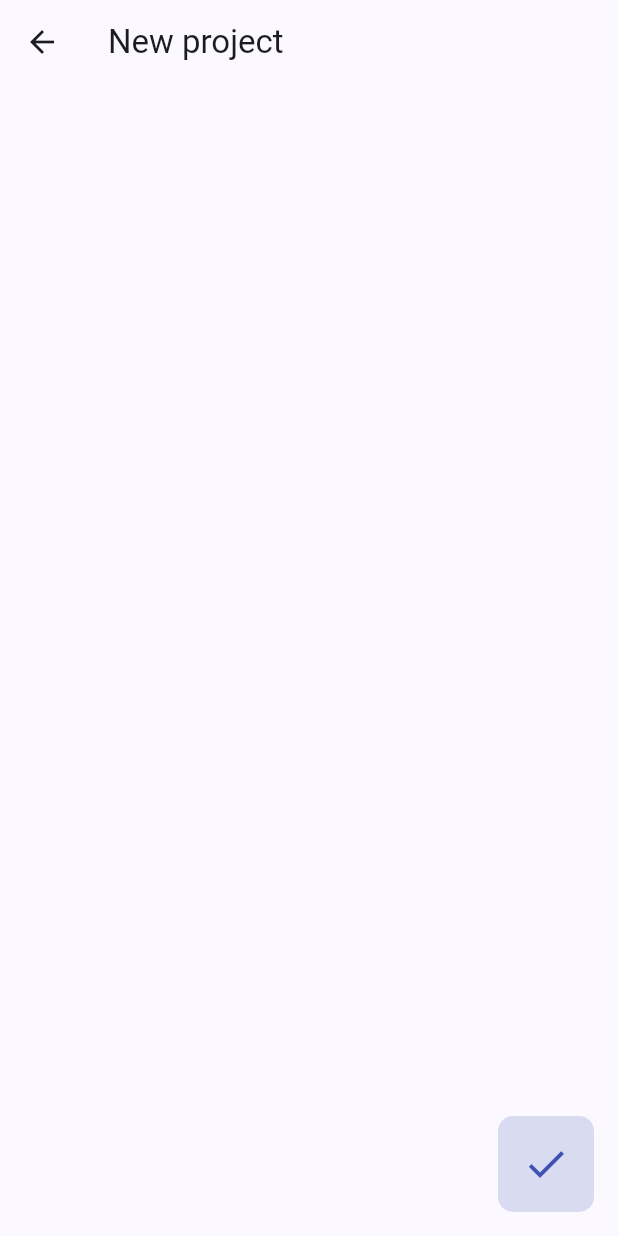
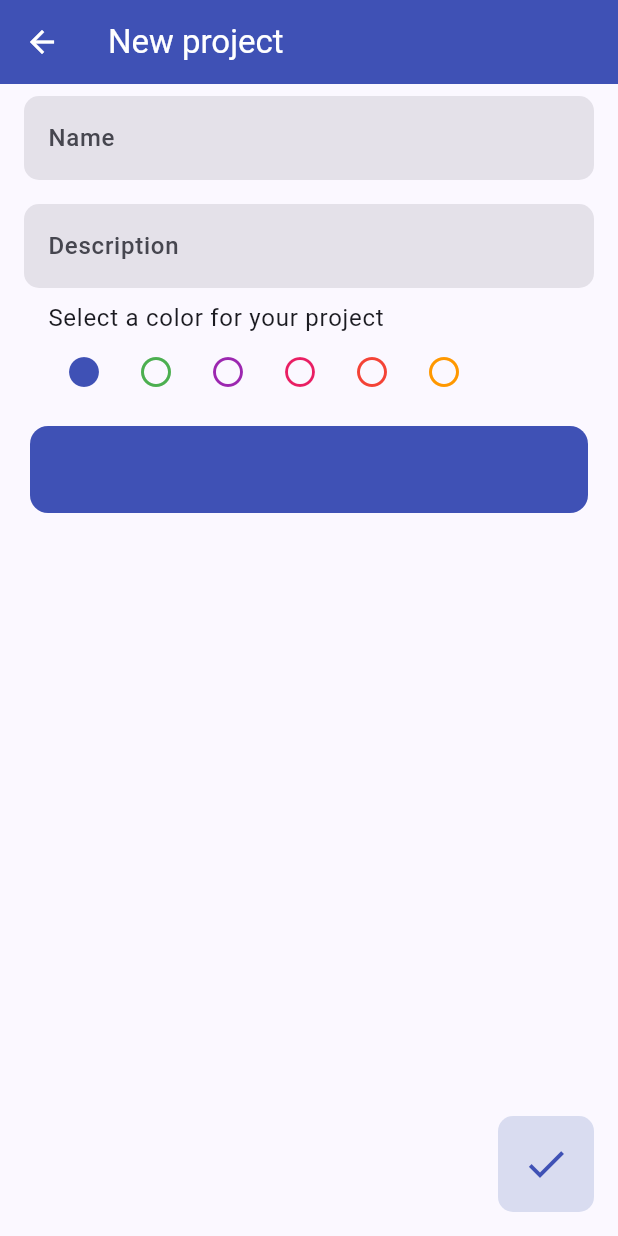
Before and after one commit to CerberusProgrammer/ukandoit, a Flutter app: the screen it shows after launch, after a tap on the "add" icon, on a phone screen of 412 x 824 dp. Run offline on Flutter 3.47's test engine with Material 3 defaults, Android fonts, the phone set to English and light mode, and no system bars; our stand-ins replace draggable_home, get.

```diff
--- a/lib/projects/project.create.dart
+++ b/lib/projects/project.create.dart
@@ -2,10 +2,30 @@ import 'package:flutter/material.dart';
 import 'package:get/get.dart';
 import 'package:ukandoit/projects/project.controller.dart';
 import 'package:ukandoit/projects/project.model.dart';
+import 'package:ukandoit/theme/theme.controller.dart';
 import 'package:ukandoit/widgets/ukan.floatingbutton.dart';
 
-class ProjectsCreate extends StatelessWidget {
+class ProjectsCreate extends StatefulWidget {
   const ProjectsCreate({super.key});
+
+  @override
+  State<ProjectsCreate> createState() => _ProjectsCreateState();
+}
+
+class _ProjectsCreateState extends State<ProjectsCreate> {
+  final formKey = GlobalKey<FormState>();
+  var nameController = TextEditingController();
+  final descriptionController = TextEditingController();
+
+  int selectedColor = 0;
+  final List<Color> colors = [
+    Colors.indigo,
+    Colors.green,
+    Colors.purple,
+    Colors.pink,
+    Colors.red,
+    Colors.orange,
+  ];
 
   @override
   Widget build(BuildContext context) {
@@ -14,18 +34,136 @@ class ProjectsCreate extends StatelessWidget {
     return Scaffold(
       appBar: AppBar(
         title: const Text('New project'),
+        backgroundColor: colors[selectedColor],
+        foregroundColor: Colors.white,
+      ),
+      body: Form(
+        key: formKey,
+        child: ListView(
+          padding: const EdgeInsets.symmetric(
+            horizontal: 16,
+            vertical: 8,
+          ),
+          children: [
+            TextFormField(
+              onChanged: (value) => setState(() {
+                nameController.text = value;
+              }),
+              controller: nameController,
+              decoration: InputDecoration(
+                labelText: 'Name',
+                labelStyle: const TextStyle(fontWeight: FontWeight.w500),
+                filled: true,
+                border: OutlineInputBorder(
+                  borderRadius: BorderRadius.circular(10),
+                  borderSide: BorderSide.none,
+                ),
+              ),
+              keyboardType: TextInputType.name,
+              validator: (value) {
+                if (value != null) {
+                  if (value.isEmpty) {
+                    return 'No empty name.';
+                  }
+                } else {
+                  return 'Error';
+                }
+
+                return null;
+              },
+            ),
+            const SizedBox(height: 16),
+            TextFormField(
+              onChanged: (value) => setState(() {
+                descriptionController.text = value;
+              }),
+              controller: descriptionController,
+              decoration: InputDecoration(
+                labelText: 'Description',
+                labelStyle: const TextStyle(fontWeight: FontWeight.w500),
+                filled: true,
+                border: OutlineInputBorder(
+                  borderRadius: BorderRadius.circular(10),
+                  borderSide: BorderSide.none,
+                ),
+              ),
+              keyboardType: TextInputType.name,
+            ),
+            ListTile(
+              title: const Text('Select a color for your project'),
+              subtitle: Row(
+                children: List.generate(
+                  colors.length,
+                  (index) => IconButton(
+                    onPressed: () {
+                      setState(() {
+                        selectedColor = index;
+                      });
+                    },
+                    color: colors[index],
+                    focusColor: colors[index],
+                    hoverColor: colors[index].withOpacity(0.2),
+                    splashColor: colors[index].withOpacity(0.3),
+                    highlightColor: colors[index].withOpacity(0.3),
+                    icon: Icon(
+                      selectedColor == index
+                          ? Icons.circle
+                          : Icons.circle_outlined,
+                      color: colors[index],
+                    ),
+                  ),
+                ),
+              ),
+            ),
+            SizedBox(
+              child: Card(
+                elevation: 0,
+                color: colors[selectedColor],
+                child: Padding(
+                  padding:
+                      const EdgeInsets.symmetric(vertical: 16, horizontal: 32),
+                  child: Column(
+                    children: [
+                      Text(
+                        nameController.text,
+                        textAlign: TextAlign.center,
+                        style: const TextStyle(
+                          color: Colors.white,
+                          fontSize: 18,
+                        ),
+                      ),
+                      if (descriptionController.text.isNotEmpty)
+                        Text(
+                          descriptionController.text,
+                          textAlign: TextAlign.center,
+                          style: TextStyle(
+                            color: Colors.white.withOpacity(0.7),
+                            fontSize: 14,
+                          ),
+                        ),
+                    ],
+                  ),
+                ),
+              ),
+            )
+          ],
+        ),
       ),
       floatingActionButton: UkanFloatingButton(
+        color: colors[selectedColor],
         icon: Icons.done,
         onTap: () {
+          if (formKey.currentState!.validate()) {
             projectController.projects.add(
               Project(
-              name: 'New',
-              color: Colors.pink,
+                name: nameController.text,
+                description: descriptionController.text,
+                color: colors[selectedColor],
                 tables: [],
               ),
             );
             Get.back();
+          }
         },
       ),
     );
--- a/lib/projects/projects.screen.dart
+++ b/lib/projects/projects.screen.dart
@@ -101,7 +101,7 @@ class ProjectsScreen extends StatelessWidget {
       floatingActionButton: UkanFloatingButton(
         icon: Icons.add,
         onTap: () => Get.to(
-          () => const ProjectsCreate(),
+          () => ProjectsCreate(),
           transition: Transition.cupertino,
         ),
       ),
```
Lines whose indentation alone changed are shown as unchanged.
